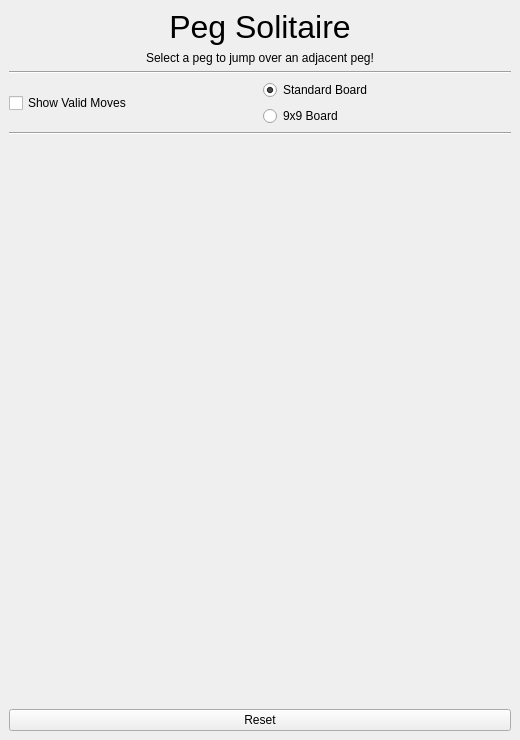
Before: the Qt Designer form src/gui/mainwindow.ui in dylgibs/GibsonCS449PegSolitaireProject, drawn with Qt 5.
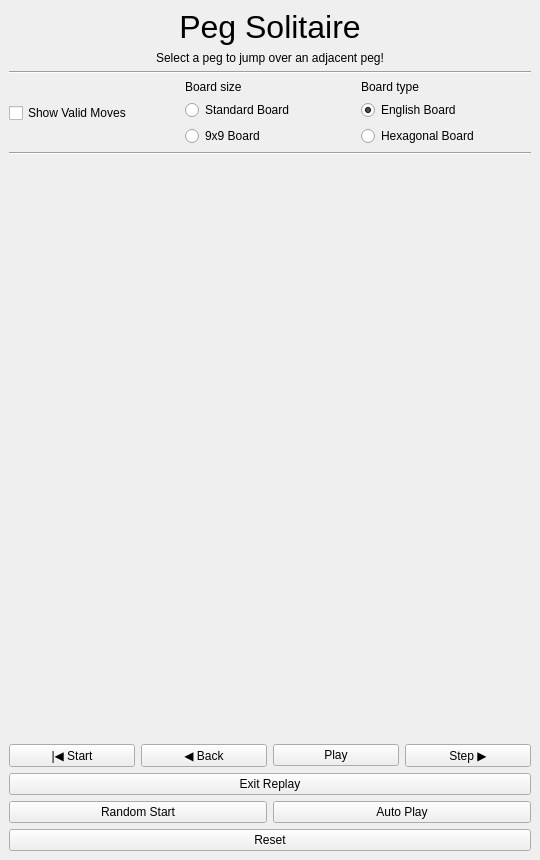
After: the same form once the commit is applied.

```diff
--- a/src/gui/mainwindow.ui
+++ b/src/gui/mainwindow.ui
@@ -6,8 +6,8 @@
    <rect>
     <x>0</x>
     <y>0</y>
-    <width>520</width>
-    <height>740</height>
+    <width>540</width>
+    <height>860</height>
    </rect>
   </property>
   <property name="windowTitle">
@@ -57,7 +57,14 @@
        </widget>
       </item>
       <item>
-       <layout class="QVBoxLayout" name="boardTypeLayout">
+       <layout class="QVBoxLayout" name="boardSizeLayout">
+        <item>
+         <widget class="QLabel" name="sizeLabel">
+          <property name="text">
+           <string>Board size</string>
+          </property>
+         </widget>
+        </item>
         <item>
          <widget class="QRadioButton" name="radioStandard">
           <property name="text">
@@ -77,6 +84,34 @@
         </item>
        </layout>
       </item>
+      <item>
+       <layout class="QVBoxLayout" name="boardTypeLayout">
+        <item>
+         <widget class="QLabel" name="typeLabel">
+          <property name="text">
+           <string>Board type</string>
+          </property>
+         </widget>
+        </item>
+        <item>
+         <widget class="QRadioButton" name="radioEnglish">
+          <property name="text">
+           <string>English Board</string>
+          </property>
+          <property name="checked">
+           <bool>true</bool>
+          </property>
+         </widget>
+        </item>
+        <item>
+         <widget class="QRadioButton" name="radioHex">
+          <property name="text">
+           <string>Hexagonal Board</string>
+          </property>
+         </widget>
+        </item>
+       </layout>
+      </item>
      </layout>
     </item>
     <item>
@@ -111,6 +146,103 @@
       </property>
      </widget>
     </item>
+    <item>
+     <widget class="QWidget" name="replayPanel" native="true">
+      <property name="visible">
+       <bool>false</bool>
+      </property>
+      <layout class="QVBoxLayout" name="replayPanelLayout">
+       <property name="leftMargin">
+        <number>0</number>
+       </property>
+       <property name="topMargin">
+        <number>0</number>
+       </property>
+       <property name="rightMargin">
+        <number>0</number>
+       </property>
+       <property name="bottomMargin">
+        <number>0</number>
+       </property>
+       <item>
+        <widget class="QLabel" name="replayInfoLabel">
+         <property name="text">
+          <string/>
+         </property>
+         <property name="alignment">
+          <set>Qt::AlignCenter</set>
+         </property>
+         <property name="wordWrap">
+          <bool>true</bool>
+         </property>
+        </widget>
+       </item>
+       <item>
+        <layout class="QHBoxLayout" name="replayButtonsLayout">
+         <item>
+          <widget class="QPushButton" name="replayStartButton">
+           <property name="text">
+            <string>|◀ Start</string>
+           </property>
+          </widget>
+         </item>
+         <item>
+          <widget class="QPushButton" name="replayBackButton">
+           <property name="text">
+            <string>◀ Back</string>
+           </property>
+          </widget>
+         </item>
+         <item>
+          <widget class="QPushButton" name="replayPlayButton">
+           <property name="text">
+            <string>Play</string>
+           </property>
+          </widget>
+         </item>
+         <item>
+          <widget class="QPushButton" name="replayForwardButton">
+           <property name="text">
+            <string>Step ▶</string>
+           </property>
+          </widget>
+         </item>
+        </layout>
+       </item>
+       <item>
+        <widget class="QPushButton" name="replayExitButton">
+         <property name="text">
+          <string>Exit Replay</string>
+         </property>
+        </widget>
+       </item>
+      </layout>
+     </widget>
+    </item>
+    <item>
+     <layout class="QHBoxLayout" name="actionLayout">
+      <item>
+       <widget class="QPushButton" name="randomStartButton">
+        <property name="toolTip">
+         <string>Start a new game from a random position of play</string>
+        </property>
+        <property name="text">
+         <string>Random Start</string>
+        </property>
+       </widget>
+      </item>
+      <item>
+       <widget class="QPushButton" name="autoPlayButton">
+        <property name="toolTip">
+         <string>Let the computer play random moves until the game ends</string>
+        </property>
+        <property name="text">
+         <string>Auto Play</string>
+        </property>
+       </widget>
+      </item>
+     </layout>
+    </item>
     <item>
      <widget class="QPushButton" name="resetButton">
       <property name="text">
```
